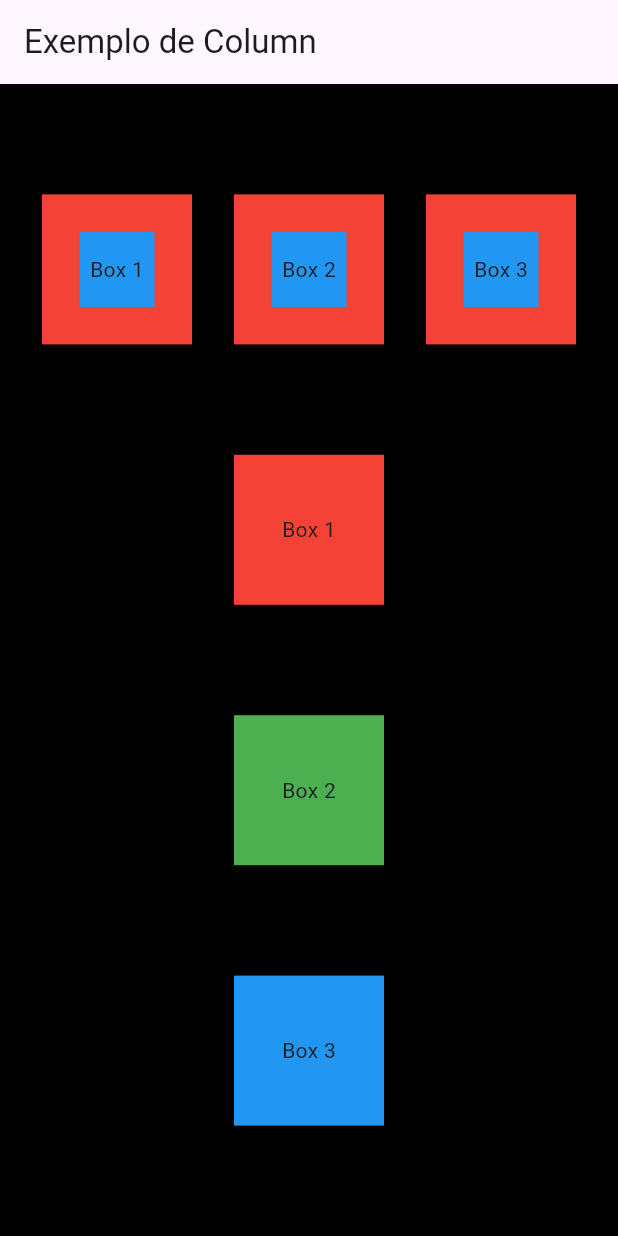
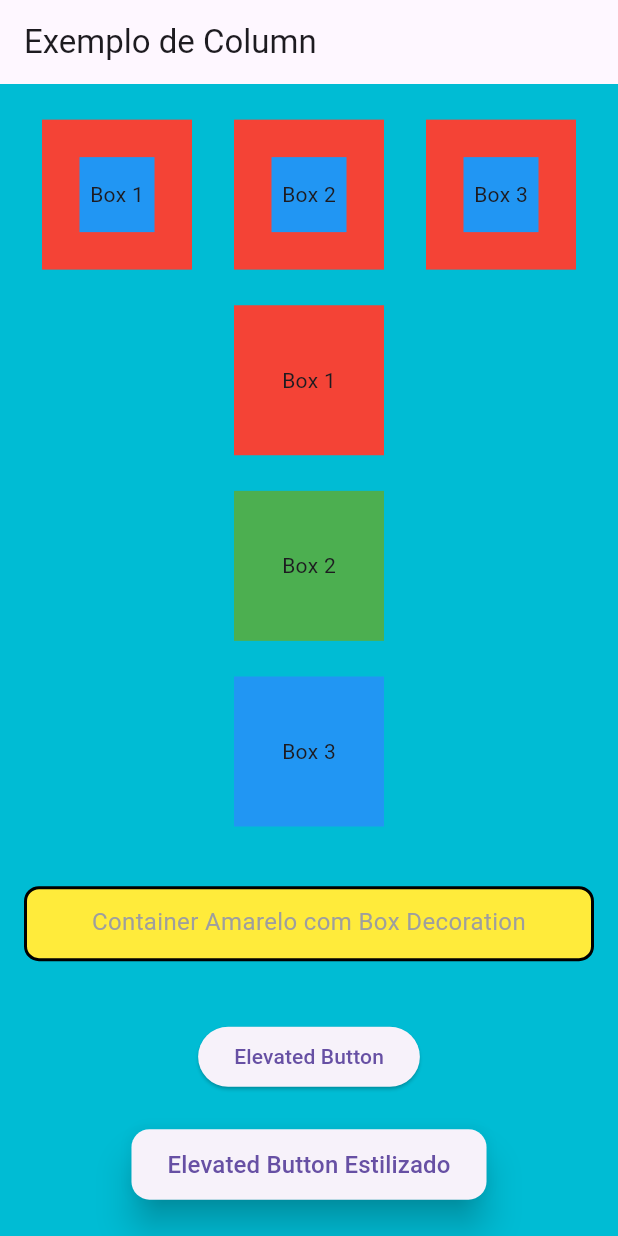
Before and after one commit to Chikrem/projetos_flutter, a Flutter app: the screen it shows after launch, on a phone screen of 412 x 824 dp. Run offline on Flutter 3.47's test engine with Material 3 defaults, Android fonts, the phone set to English and light mode, and no system bars.

Commit message:
Text e Elevated Button

```diff
--- a/lib/main.dart
+++ b/lib/main.dart
@@ -17,10 +17,10 @@ class MyApp extends StatelessWidget {
         appBar: AppBar(title: const Text('Exemplo de Column')),
         body:
 
-        Stack(
+        Stack(                                                      // Precione Alt + Enter para envolver o Widget com outro.
           children: [                                               // Um layout que permite sobrepor widgets uns sobre os outros.
             Container(                                              // Um widget flexível que combina layout e estilo. Pode ser usado para definir dimensões, bordas, cores, padding, margens e muito mais.
-              color: Colors.black,
+              color: Colors.cyan,
             ),
             Column(                                                 // Organiza seus filhos (widgets) em uma disposição vertical (de cima para baixo), proporcionando uma maneira simples e eficaz de construir layouts verticais.
 
@@ -29,7 +29,6 @@ class MyApp extends StatelessWidget {
 
               children: [                                           // Assim como o Stack, possui a propriedade Children que permite agrupar vários Widgets.
                                                                     // O primeiro Filho é uma Fileira de Containers e os outros 3 são Containers separados.
-
                 Row(                                                // O Row é um widget do Flutter usado para organizar widgets filhos em uma disposição horizontal (lado a lado). Ele é o equivalente horizontal do Column e é muito útil para criar layouts onde os elementos precisam ser exibidos lado a lado.
                   mainAxisAlignment: MainAxisAlignment.spaceEvenly, // Distribui os containers com espaçamento igual entre eles.
                   crossAxisAlignment: CrossAxisAlignment.center,    // Centraliza os containers verticalmente.
@@ -61,26 +60,65 @@ class MyApp extends StatelessWidget {
                     ),
                   ],
                 ),
-
                 Container(
                   width: 100,
                   height: 100,
                   color: Colors.red,
                   child: const Center(child: Text('Box 1')),
                 ),
-
                 Container(
                   width: 100,
                   height: 100,
                   color: Colors.green,
                   child: const Center(child: Text('Box 2')),
                 ),
-
                 Container(
                   width: 100,
                   height: 100,
                   color: Colors.blue,
                   child: const Center(child: Text('Box 3')),
+                ),
+                Container(
+                  height: 50,
+                  width: 450,
+                  margin: const EdgeInsets.all(16),                 // Ajuste de Margem. Adiciona 16 de margem em todos os lados.
+                  padding: const EdgeInsets.only(top: 10),          // Ajuste espaço interno entre o conteúdo e as bordas do widget.
+                  decoration: BoxDecoration(                        // O DecoratedBox é uma ferramenta poderosa para estilização no Flutter e, em conjunto com outros widgets, ajuda a construir interfaces elegantes e responsivas.
+                    color: Colors.yellow,
+                    border: Border.all(color: Colors.black, width: 2),  // Define uma borda preta
+                    borderRadius: BorderRadius.circular(10),            // Adiciona cantos arredondados
+                  ),
+                  child: const Text(                                    // Text é responsável por exibir texto na interface do usuário.
+                      'Container Amarelo com Box Decoration ',          // String Data
+                      style: TextStyle(
+                          color: Colors.grey,
+                          fontSize: 16,
+                        ),
+                      textAlign: TextAlign.center,
+                  ),
+                ),
+                ElevatedButton(
+                    onPressed: (){print("Botão Pressionado");},      // Gatilho de Botão
+                    child: Text("Elevated Button")),
+                ElevatedButton(
+                  onPressed: () {
+                    print('Botão estilizado pressionado!');
+                  },
+                  style: ElevatedButton.styleFrom(
+                    elevation: 10, // Elevação
+                    shape: RoundedRectangleBorder(
+                      borderRadius: BorderRadius.circular(12),      // Bordas arredondadas
+                    ),
+                    padding: const EdgeInsets.symmetric(
+                      horizontal: 24,
+                      vertical: 12,
+                    ),                                              // Espaçamento interno
+
+                  ),
+                  child: const Text(
+                    'Elevated Button Estilizado',
+                    style: TextStyle(fontSize: 16),
+                  ),
                 ),
               ],
             ),
```
